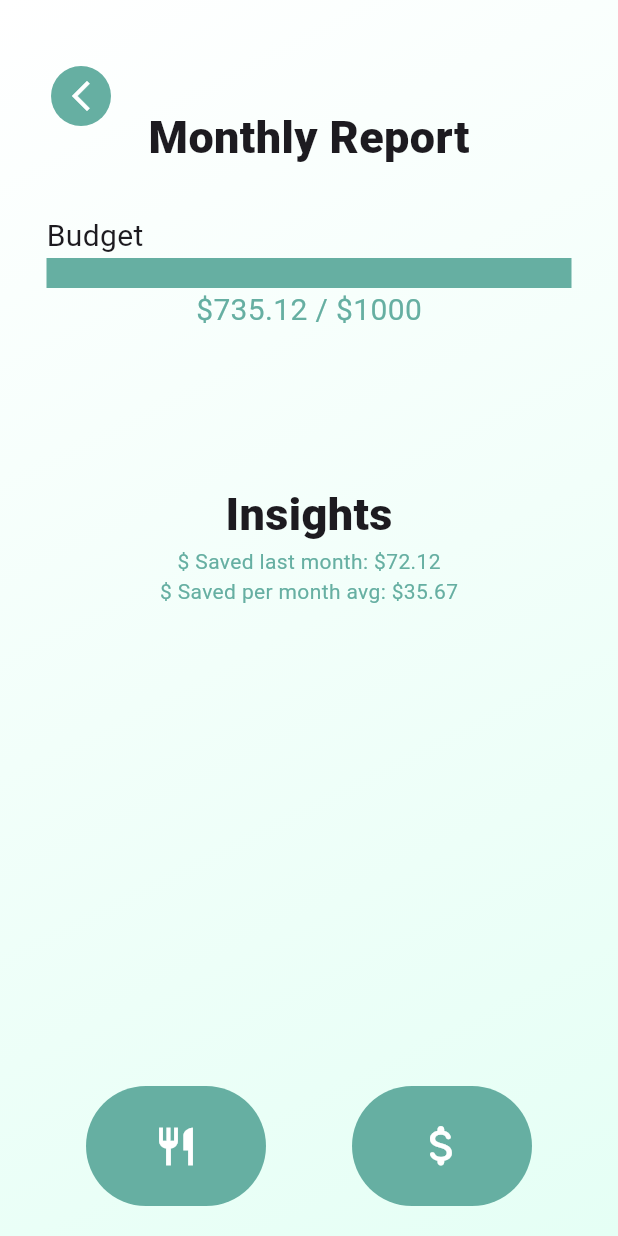
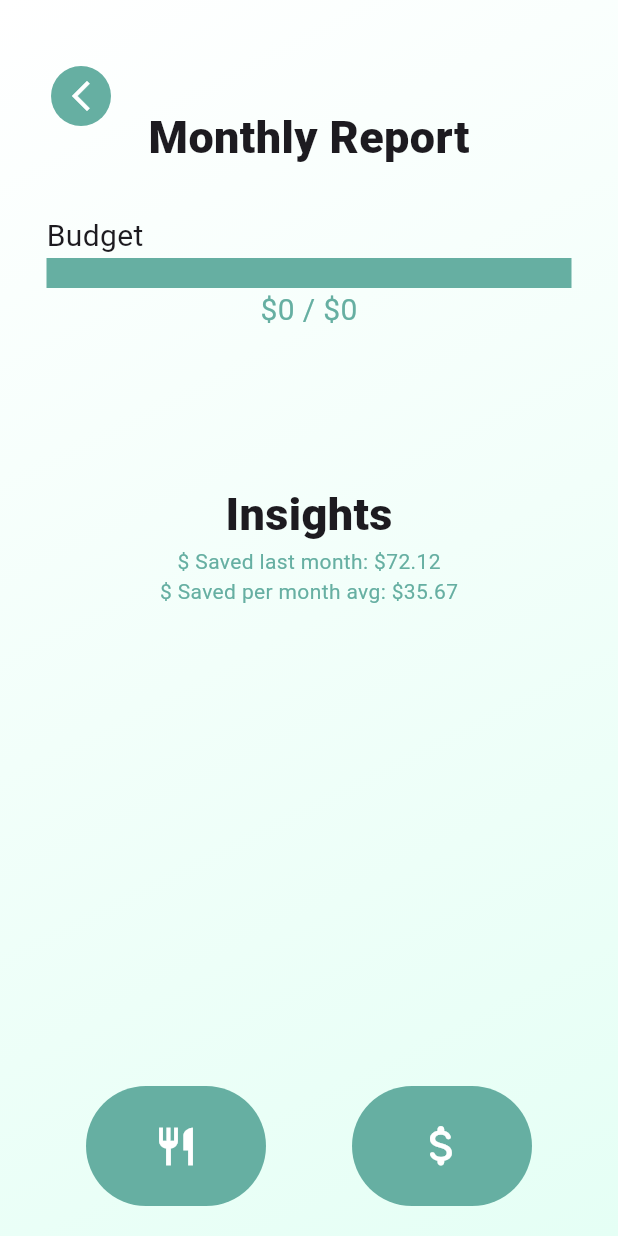
Before and after one commit to Tavin-H/meal_and_finance, a Flutter app: the screen it shows after launch, after a tap on the "attach money" icon, on a phone screen of 412 x 824 dp. Run offline on Flutter 3.47's test engine with Material 3 defaults, Android fonts, the phone set to English and light mode, and no system bars.

Commit message:
new ui again

```diff
--- a/lib/finance_screen.dart
+++ b/lib/finance_screen.dart
@@ -1,4 +1,5 @@
 import 'package:flutter/material.dart';
+import 'package:meal_finance/data.dart';
 
 class FinanceScreen extends StatefulWidget {
   const FinanceScreen({super.key, required this.goHome});
@@ -93,7 +94,7 @@ class _FinanceScreenState extends State<FinanceScreen> {
                 color: Color.fromARGB(255, 102, 175, 162),
               ),
               Text(
-                "\$735.12 / \$1000",
+                "\$$currentCartPrice / \$$weeklyBudget",
                 style: TextStyle(
                   fontSize: 20,
                   color: Color.fromARGB(255, 102, 175, 162),
```
